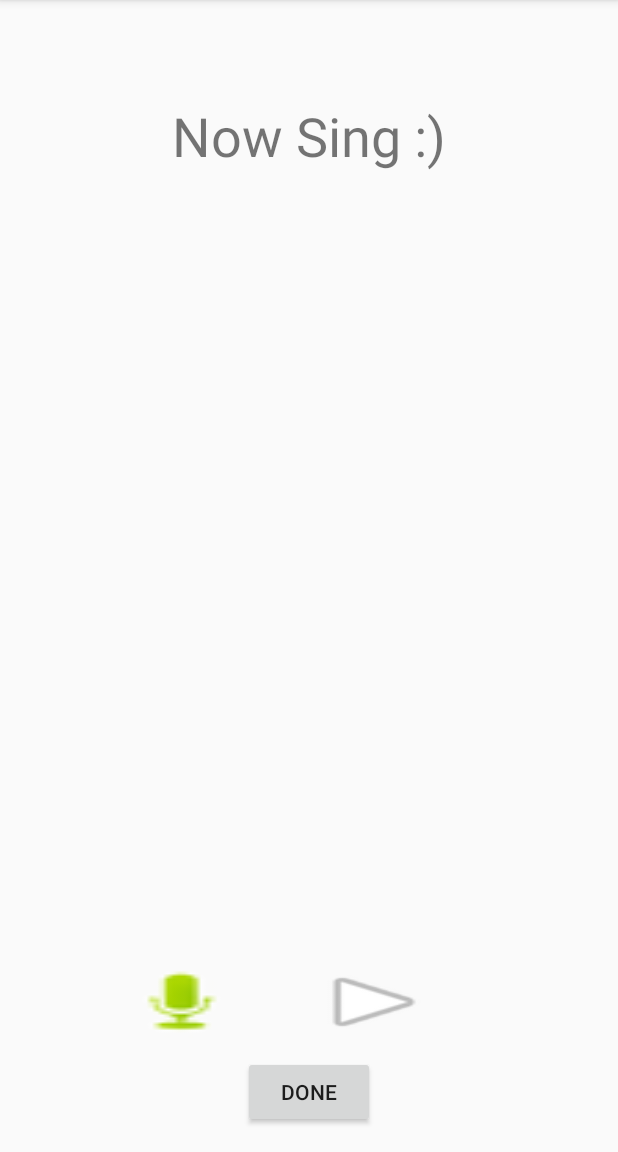
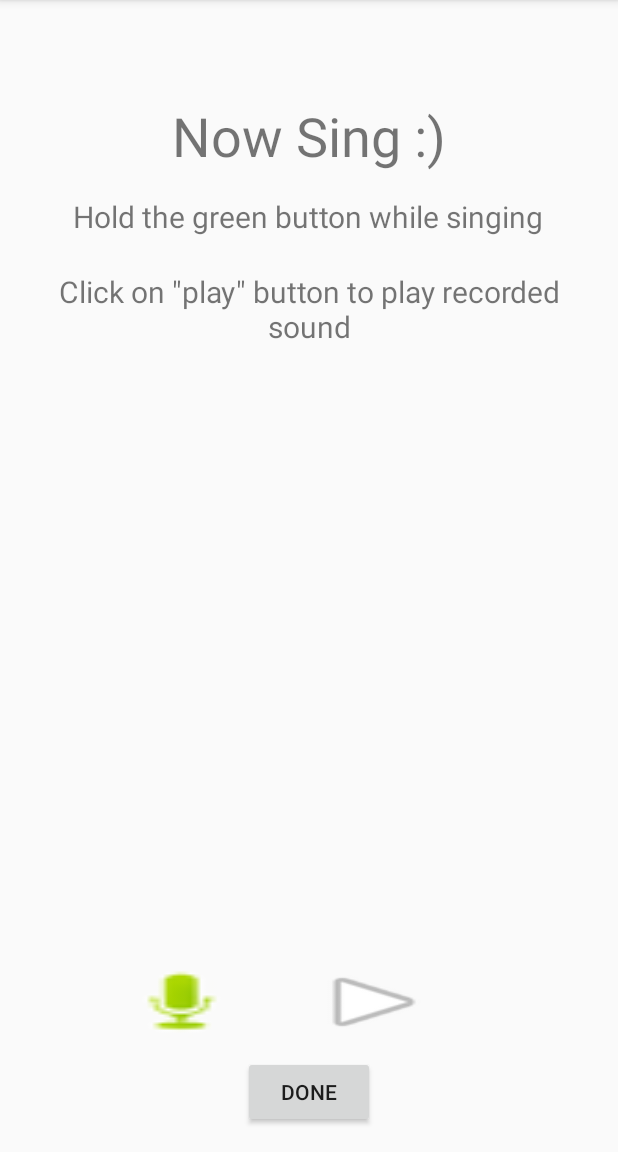
Before and after one commit to ahmed-bensaad/FMTM, an Android app: the SingInstrumentActivity screen opened directly, with no data from a screen before it, on a phone screen of 412 x 824 dp, the part 84-1236 px from its top. Run offline under Robolectric (Android 15) with nearby library versions, the phone set to English and light mode, and no system bars.

Commit message:
ajout de quelques messages 'hint'

```diff
--- a/FromMindToMusic/app/src/main/java/com/oc/rss/frommindtomusic/SingInstrumentActivity.java
+++ b/FromMindToMusic/app/src/main/java/com/oc/rss/frommindtomusic/SingInstrumentActivity.java
@@ -46,13 +46,13 @@ public class SingInstrumentActivity extends AppCompatActivity {
 
                 } else if (event.getAction() == MotionEvent.ACTION_UP) {
                     recordIn.setBackgroundResource(android.R.drawable.presence_audio_online);
-                    Toast.makeText(SingInstrumentActivity.this, "Recording Completed",
-                            Toast.LENGTH_LONG).show();
                     try {
                         mediaRecorder.stop();
+                        //Toast.makeText(SingInstrumentActivity.this, "Recording Completed",
+                        // Toast.LENGTH_LONG).show();
                     }
                     catch (Exception e){
-                        Toast.makeText(SingInstrumentActivity.this, "Hold this button to record",
+                        Toast.makeText(SingInstrumentActivity.this, "You must hold this button to record",
                                 Toast.LENGTH_LONG).show();
 
                     }
--- a/FromMindToMusic/app/src/main/res/layout/activity_sing_instrument.xml
+++ b/FromMindToMusic/app/src/main/res/layout/activity_sing_instrument.xml
@@ -48,4 +48,24 @@
         android:id="@+id/ValidateIns"
         android:layout_alignParentBottom="true"
         android:layout_centerHorizontal="true" />
+
+    <TextView
+        android:text="Hold the green button while singing"
+        android:layout_width="wrap_content"
+        android:id="@+id/textView7"
+        android:textSize="20sp"
+        android:layout_below="@+id/textView3"
+        android:layout_centerHorizontal="true"
+        android:layout_marginTop="16dp"
+        android:layout_height="50dp" />
+
+    <TextView
+        android:text='Click on "play" button to play recorded sound'
+        android:layout_width="match_parent"
+        android:layout_height="50dp"
+        android:id="@+id/textView10"
+        android:layout_below="@+id/textView7"
+        android:layout_alignParentStart="true"
+        android:textSize="20sp"
+        android:textAlignment="center" />
 </RelativeLayout>
```
Also changed, not shown: FromMindToMusic/app/src/main/res/layout/activity_instruments_choice.xml (+9 -2 lines).
